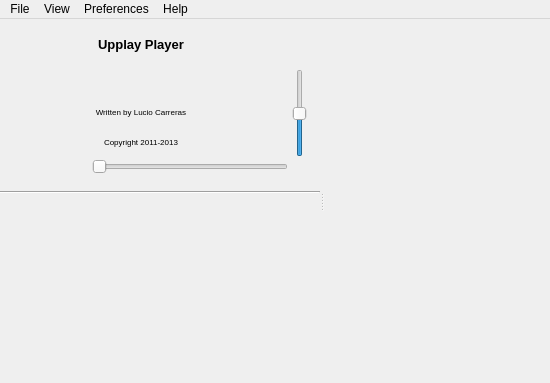
First picture: the form in GUI/player/GUI_Player.ui, repository rbg2024/upplay, before the edit.
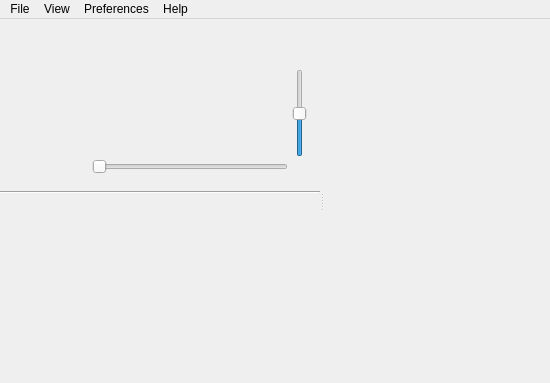
Second picture: the form after the edit. Icons and pictures are not drawn. Custom widgets are drawn as their Qt base class.

Commit message: Properly handle bubbleupnp server "Simulate STOPPED on track change" + get rid of some redundant labels in the UI

Diff of the .ui file:
```diff
--- a/GUI/player/GUI_Player.ui
+++ b/GUI/player/GUI_Player.ui
@@ -97,38 +97,6 @@
            </widget>
           </item>
           <item row="0" column="1" colspan="2">
-           <layout class="QHBoxLayout" name="horizontalLayout_3">
-            <item>
-             <widget class="QLabel" name="lab_sayonara">
-              <property name="minimumSize">
-               <size>
-                <width>0</width>
-                <height>50</height>
-               </size>
-              </property>
-              <property name="maximumSize">
-               <size>
-                <width>16777215</width>
-                <height>50</height>
-               </size>
-              </property>
-              <property name="font">
-               <font>
-                <pointsize>10</pointsize>
-                <weight>75</weight>
-                <bold>true</bold>
-                <stylestrategy>PreferAntialias</stylestrategy>
-               </font>
-              </property>
-              <property name="text">
-               <string>Upplay Player</string>
-              </property>
-              <property name="alignment">
-               <set>Qt::AlignCenter</set>
-              </property>
-             </widget>
-            </item>
-            <item>
              <widget class="QLabel" name="lab_title">
               <property name="minimumSize">
                <size>
@@ -178,8 +146,6 @@
               </property>
              </widget>
             </item>
-           </layout>
-          </item>
           <item row="0" column="0" rowspan="7">
            <widget class="QPushButton" name="albumCover">
             <property name="minimumSize">
@@ -553,36 +519,6 @@
            </widget>
           </item>
           <item row="3" column="1" rowspan="2" colspan="2">
-           <layout class="QHBoxLayout" name="horizontalLayout_6">
-            <item>
-             <widget class="QLabel" name="lab_writtenby">
-              <property name="minimumSize">
-               <size>
-                <width>0</width>
-                <height>30</height>
-               </size>
-              </property>
-              <property name="maximumSize">
-               <size>
-                <width>16777215</width>
-                <height>30</height>
-               </size>
-              </property>
-              <property name="font">
-               <font>
-                <pointsize>6</pointsize>
-                <stylestrategy>PreferAntialias</stylestrategy>
-               </font>
-              </property>
-              <property name="text">
-               <string>Written by Lucio Carreras</string>
-              </property>
-              <property name="alignment">
-               <set>Qt::AlignCenter</set>
-              </property>
-             </widget>
-            </item>
-            <item>
              <widget class="QLabel" name="lab_artist">
               <property name="minimumSize">
                <size>
@@ -628,39 +564,7 @@
               </property>
              </widget>
             </item>
-           </layout>
-          </item>
           <item row="5" column="1" rowspan="2" colspan="2">
-           <layout class="QHBoxLayout" name="horizontalLayout_7">
-            <item>
-             <widget class="QLabel" name="lab_copyright">
-              <property name="minimumSize">
-               <size>
-                <width>0</width>
-                <height>30</height>
-               </size>
-              </property>
-              <property name="maximumSize">
-               <size>
-                <width>16777215</width>
-                <height>30</height>
-               </size>
-              </property>
-              <property name="font">
-               <font>
-                <pointsize>6</pointsize>
-                <stylestrategy>PreferAntialias</stylestrategy>
-               </font>
-              </property>
-              <property name="text">
-               <string>Copyright 2011-2013</string>
-              </property>
-              <property name="alignment">
-               <set>Qt::AlignCenter</set>
-              </property>
-             </widget>
-            </item>
-            <item>
              <widget class="QLabel" name="lab_album">
               <property name="minimumSize">
                <size>
@@ -693,8 +597,6 @@
                <bool>true</bool>
               </property>
              </widget>
-            </item>
-           </layout>
           </item>
           <item row="1" column="1" rowspan="2" colspan="2">
            <layout class="QHBoxLayout" name="horizontalLayout_8">
```
Lines whose indentation alone changed are shown as unchanged. The commit also changes 4 other files.
